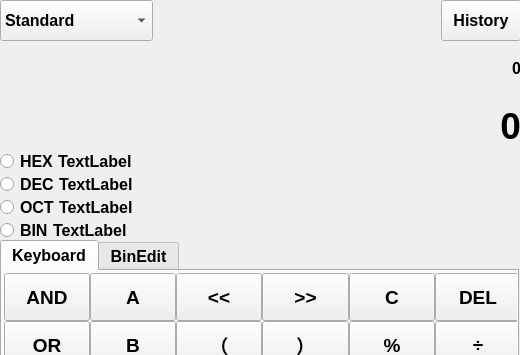
Qt form mainwindow.ui (ForgetMelody/QT_course_design) before a commit; both pictures show x 0 to 520 and y 0 to 355 of the 520 by 560 pixel window.
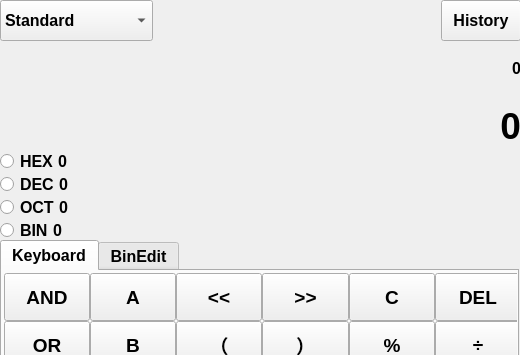
The same form after that commit. The open tabs and pages were chosen to show the change.

```diff
--- a/mainwindow.ui
+++ b/mainwindow.ui
@@ -2879,7 +2879,7 @@
        </attribute>
       </widget>
      </widget>
-     <widget class="QWidget" name="">
+     <widget class="QWidget" name="layoutWidget">
       <property name="geometry">
        <rect>
         <x>0</x>
@@ -2916,7 +2916,7 @@
             </sizepolicy>
            </property>
            <property name="text">
-            <string>TextLabel</string>
+            <string>0</string>
            </property>
           </widget>
          </item>
@@ -2946,7 +2946,7 @@
             </sizepolicy>
            </property>
            <property name="text">
-            <string>TextLabel</string>
+            <string>0</string>
            </property>
           </widget>
          </item>
@@ -2976,7 +2976,7 @@
             </sizepolicy>
            </property>
            <property name="text">
-            <string>TextLabel</string>
+            <string>0</string>
            </property>
           </widget>
          </item>
@@ -3006,7 +3006,7 @@
             </sizepolicy>
            </property>
            <property name="text">
-            <string>TextLabel</string>
+            <string>0</string>
            </property>
           </widget>
          </item>
```
Left out of the diff: 22 changed lines with no effect on the pictures.
